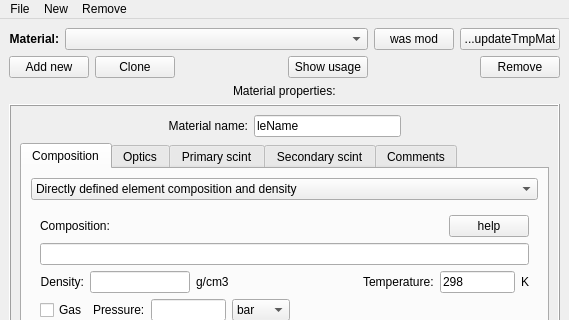
This is ants3bundle/src/ants3/gui/materials/amatwin.ui in andrmor/ANTS3bundle as Qt 5 draws it before an edit; both pictures show x 0 to 569 and y 0 to 320 of the 569 by 642 pixel window. The edited form follows.
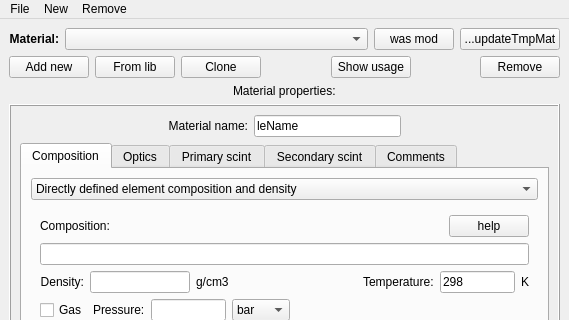
This is the edited form.

```diff
--- a/ants3bundle/src/ants3/gui/materials/amatwin.ui
+++ b/ants3bundle/src/ants3/gui/materials/amatwin.ui
@@ -85,6 +85,13 @@
         </property>
        </widget>
       </item>
+      <item>
+       <widget class="QPushButton" name="pbLoadFromLibrary">
+        <property name="text">
+         <string>From lib</string>
+        </property>
+       </widget>
+      </item>
       <item>
        <widget class="QPushButton" name="pbClone">
         <property name="text">
```
Left out of the diff: 152 changed lines with no effect on the pictures.
